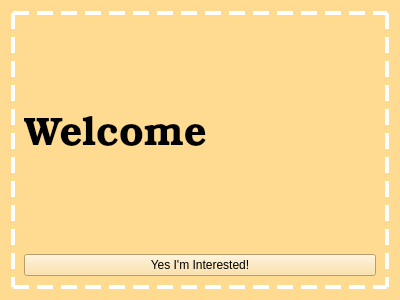
This is playergreeting.ui in zxjorge/EDApp as Qt 5 draws it before an edit. The edited form follows.
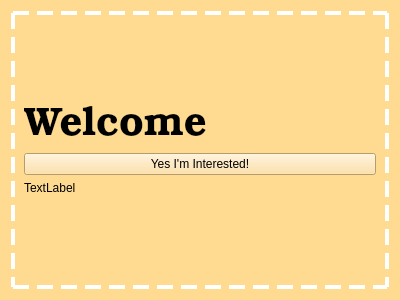
This is the edited form.

Commit message: Added vexbot to the player greeting page

```diff
--- a/playergreeting.ui
+++ b/playergreeting.ui
@@ -60,6 +60,20 @@
         </property>
        </widget>
       </item>
+      <item>
+       <widget class="QPushButton" name="pushButton">
+        <property name="text">
+         <string>Yes I'm Interested!</string>
+        </property>
+       </widget>
+      </item>
+      <item>
+       <widget class="QLabel" name="imageLabel">
+        <property name="text">
+         <string>TextLabel</string>
+        </property>
+       </widget>
+      </item>
       <item>
        <spacer name="verticalSpacer_2">
         <property name="orientation">
@@ -73,13 +87,6 @@
         </property>
        </spacer>
       </item>
-      <item>
-       <widget class="QPushButton" name="pushButton">
-        <property name="text">
-         <string>Yes I'm Interested!</string>
-        </property>
-       </widget>
-      </item>
      </layout>
     </widget>
    </item>
```
The commit also changes 1 other file.
